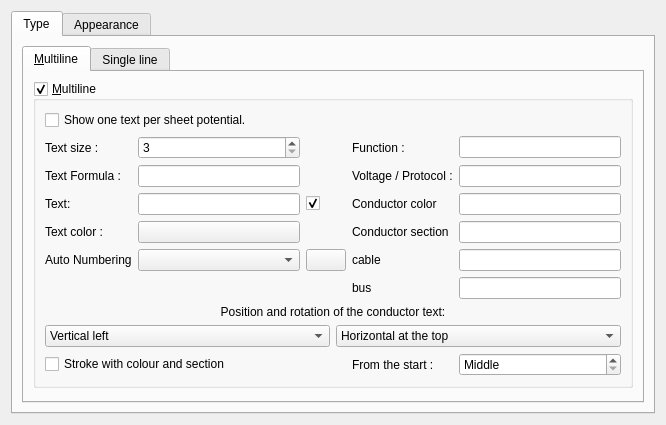
Old version of the form sources/ui/conductorpropertieswidget.ui in the repository qelectrotech/qelectrotech-source-mirror.
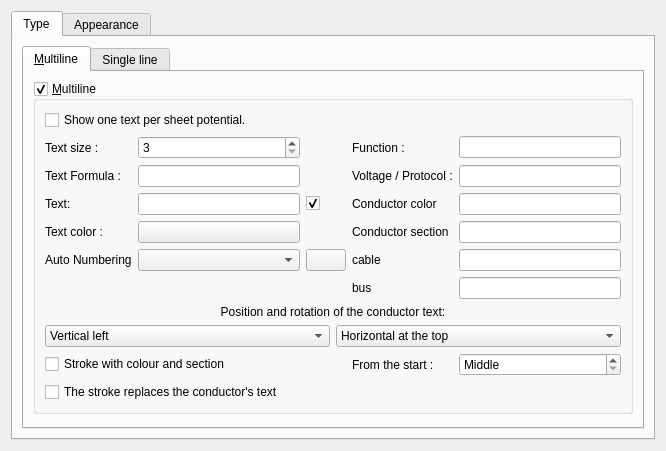
New version of the form. Icons and pictures are not drawn. Custom widgets are drawn as their Qt base class.

Commit message:
Conductor stroke: an option to stand in for the conductor's text
Off by default: the wire number stays. Ticked, the stroke's colour and
section take the place of the conductor's text.

Diff of the .ui file:
```diff
--- a/sources/ui/conductorpropertieswidget.ui
+++ b/sources/ui/conductorpropertieswidget.ui
@@ -204,6 +204,16 @@
                 </property>
                </widget>
               </item>
+              <item row="10" column="0" colspan="5">
+               <widget class="QCheckBox" name="m_definition_mark_hides_text_cb">
+                <property name="toolTip">
+                 <string>With the stroke shown, the conductor's own text is hidden: the stroke already gives the colour and the section.</string>
+                </property>
+                <property name="text">
+                 <string>The stroke replaces the conductor's text</string>
+                </property>
+               </widget>
+              </item>
               <item row="8" column="0" colspan="5">
                <layout class="QGridLayout" name="m_text_angle_gl">
                 <item row="1" column="0">
```
The commit also changes 6 other files.
